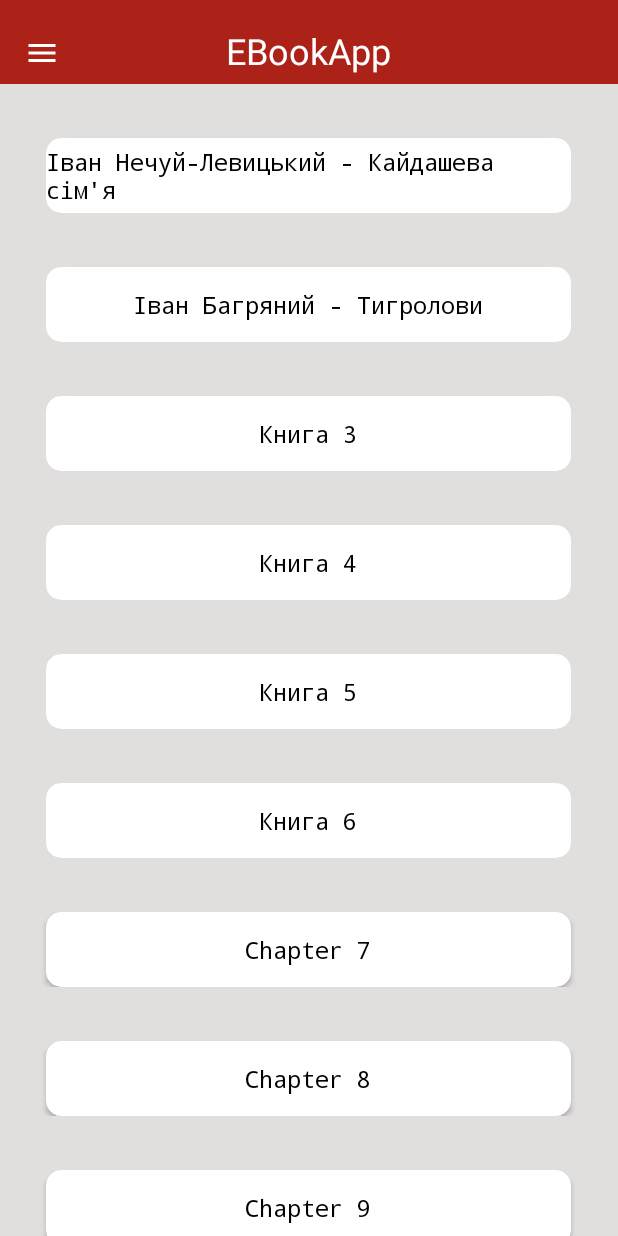
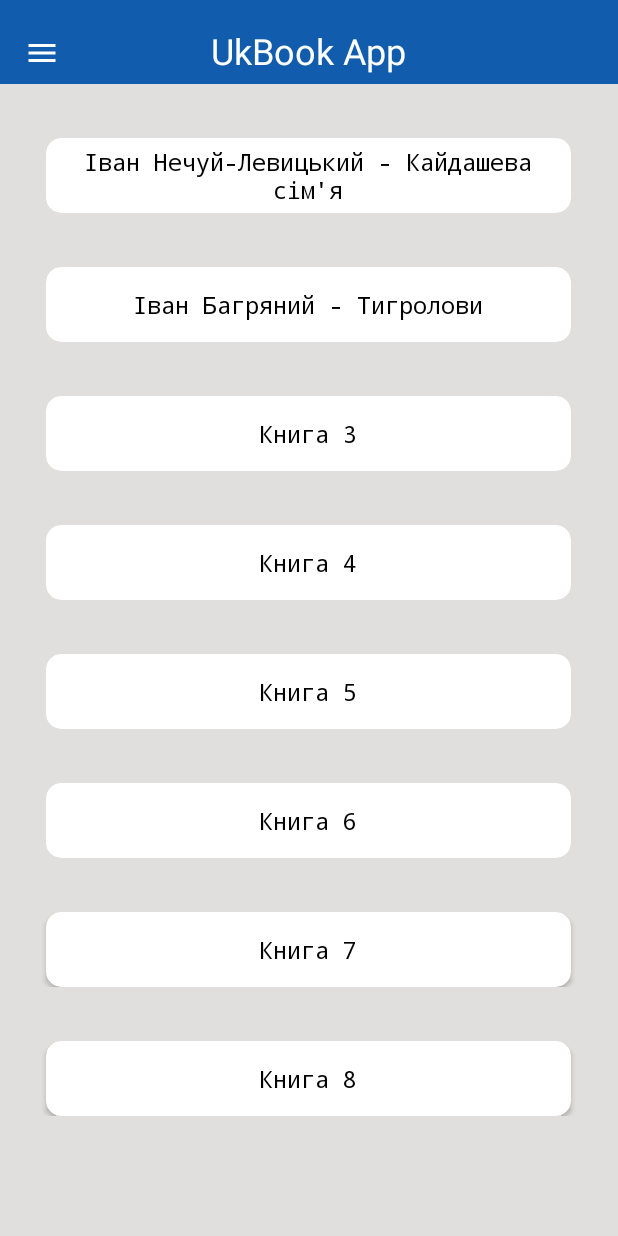
Before and after one commit to MihaVar/EBookApp, an Android app: the screen it shows after launch (MainActivity), on a phone screen of 412 x 824 dp. Run offline under Robolectric (Android 15) with nearby library versions, the phone set to English and light mode, and no system bars.

Commit message:
update visuals

```diff
--- a/app/src/main/java/com/duikt/ebookapp/MainActivity.java
+++ b/app/src/main/java/com/duikt/ebookapp/MainActivity.java
@@ -1,5 +1,7 @@
 package com.duikt.ebookapp;
 
+import android.content.Intent;
+import android.net.Uri;
 import android.os.Bundle;
 import android.view.MenuItem;
 import android.view.View;
@@ -10,7 +12,6 @@ import com.duikt.ebookapp.R;
 
 import androidx.activity.EdgeToEdge;
 import androidx.activity.OnBackPressedCallback;
-import androidx.activity.OnBackPressedDispatcher;
 import androidx.annotation.NonNull;
 import androidx.appcompat.app.AppCompatActivity;
 import androidx.core.graphics.Insets;
@@ -60,9 +61,8 @@ public class MainActivity extends AppCompatActivity {
         list.add(new SubjectModel("Книга 4"));
         list.add(new SubjectModel("Книга 5"));
         list.add(new SubjectModel("Книга 6"));
-        list.add(new SubjectModel("Chapter 7"));
-        list.add(new SubjectModel("Chapter 8"));
-        list.add(new SubjectModel("Chapter 9"));
+        list.add(new SubjectModel("Книга 7"));
+        list.add(new SubjectModel("Книга 8"));
 
         adapter = new SubjectAdapter(this,list);
         recyclerView.setAdapter(adapter);
@@ -91,11 +91,17 @@ public class MainActivity extends AppCompatActivity {
                         drawerLayout.closeDrawer(GravityCompat.START);
 
                     case R.id.share:
-                        Toast.makeText(MainActivity.this, "share", Toast.LENGTH_SHORT).show();
+                        String shareText = "Я використовую електронну бібліотеку українських творів";
+
+                        Intent intent = new Intent(Intent.ACTION_SEND);
+                        intent.setType("text/plain");
+                        intent.putExtra(Intent.EXTRA_TEXT,shareText);
+                        startActivity(intent);
+
                         drawerLayout.closeDrawer(GravityCompat.START);
 
                     case R.id.rate:
-                        Toast.makeText(MainActivity.this, "rate", Toast.LENGTH_SHORT).show();
+                        startActivity(new Intent(Intent.ACTION_VIEW, Uri.parse("https://play.google.com")));
                         drawerLayout.closeDrawer(GravityCompat.START);
                 }
 
--- a/app/src/main/res/layout/activity_main.xml
+++ b/app/src/main/res/layout/activity_main.xml
@@ -17,7 +17,7 @@
             android:id="@+id/toolbar"
             android:layout_width="0dp"
             android:layout_height="wrap_content"
-            android:background="#AC2218"
+            android:background="#115CAC"
             android:minHeight="?attr/actionBarSize"
             android:theme="?attr/actionBarTheme"
             app:layout_constraintEnd_toEndOf="parent"
@@ -26,12 +26,14 @@
 
         <androidx.recyclerview.widget.RecyclerView
             android:id="@+id/recySubject"
-            android:layout_width="match_parent"
+            android:layout_width="0dp"
             android:layout_height="wrap_content"
+            android:paddingBottom="36dp"
             app:layout_constraintBottom_toBottomOf="parent"
+            app:layout_constraintEnd_toEndOf="parent"
+            app:layout_constraintStart_toStartOf="parent"
             app:layout_constraintTop_toBottomOf="@+id/toolbar"
-            app:layout_constraintVertical_bias="0.0"
-            tools:layout_editor_absoluteX="0dp" />
+            app:layout_constraintVertical_bias="0.0" />
 
         <ImageView
             android:id="@+id/activity_menu"
@@ -47,7 +49,7 @@
             android:id="@+id/textView"
             android:layout_width="wrap_content"
             android:layout_height="wrap_content"
-            android:text="EBookApp"
+            android:text="UkBook App"
             android:textColor="#FFFFFF"
             android:textSize="24sp"
             app:layout_constraintBottom_toBottomOf="parent"
@@ -59,11 +61,13 @@
     </androidx.constraintlayout.widget.ConstraintLayout>
 
     <com.google.android.material.navigation.NavigationView
+        android:id="@+id/navView"
         android:layout_width="match_parent"
         android:layout_height="match_parent"
-        android:id="@+id/navView"
+        android:layout_gravity="start"
+        android:visibility="invisible"
         app:headerLayout="@layout/header"
         app:menu="@menu/activity_menu"
-        android:layout_gravity="start"/>
+        tools:visibility="invisible" />
 
 </androidx.drawerlayout.widget.DrawerLayout>
--- a/app/src/main/res/layout/header.xml
+++ b/app/src/main/res/layout/header.xml
@@ -4,13 +4,13 @@
     xmlns:tools="http://schemas.android.com/tools"
     android:layout_width="match_parent"
     android:layout_height="200dp"
-    android:background="#F44336">
+    android:background="#115CAC">
 
     <TextView
         android:id="@+id/textView4"
         android:layout_width="wrap_content"
         android:layout_height="wrap_content"
-        android:text="EBook App"
+        android:text="UkBook App"
         android:textColor="#FFFFFF"
         android:textStyle="bold"
         app:layout_constraintEnd_toEndOf="@+id/imageView2"
--- a/app/src/main/res/layout/item_subject.xml
+++ b/app/src/main/res/layout/item_subject.xml
@@ -12,6 +12,7 @@
         android:layout_height="50dp"
         android:layout_marginTop="36dp"
         app:cardCornerRadius="10dp"
+        app:layout_constraintBottom_toBottomOf="parent"
         app:layout_constraintEnd_toEndOf="parent"
         app:layout_constraintHorizontal_bias="0.491"
         app:layout_constraintStart_toStartOf="parent"
@@ -24,6 +25,7 @@
             android:layout_gravity="center"
             android:fontFamily="monospace"
             android:text="Chapter 1"
+            android:textAlignment="center"
             android:textColor="@color/black"
             android:textSize="16sp" />
     </androidx.cardview.widget.CardView>
--- a/app/src/main/res/values/colors.xml
+++ b/app/src/main/res/values/colors.xml
@@ -2,5 +2,5 @@
 <resources>
     <color name="black">#FF000000</color>
     <color name="white">#FFFFFFFF</color>
-    <color name="backgroundColor">#F44336</color>
+    <color name="backgroundColor">#115CAC</color>
 </resources>
--- a/app/src/main/res/values/strings.xml
+++ b/app/src/main/res/values/strings.xml
@@ -7,4 +7,5 @@
     <string name="Share">Share</string>
     <string name="Rate">Rate</string>
     <string name="title_activity_pdf_reader">PdfReaderActivity</string>
+    <string name="chapter_1">Chapter 1</string>
 </resources>
```
Also changed, not shown: app/src/main/res/layout/activity_pdf_reader_acitivity.xml (+6 -8 lines).
